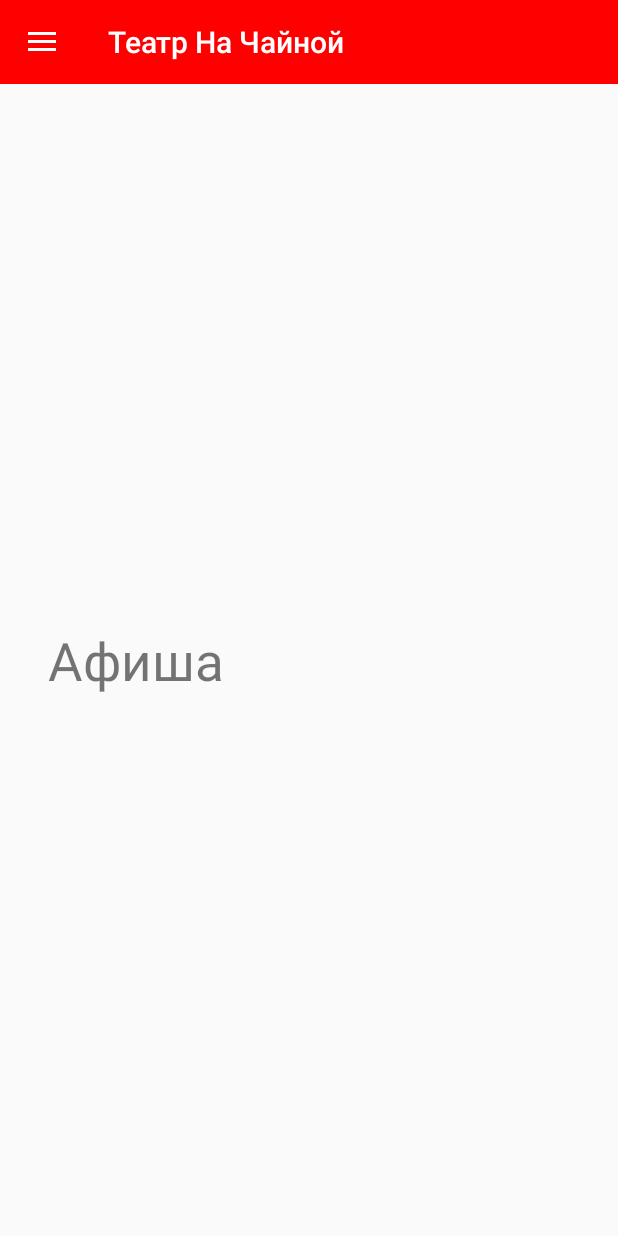
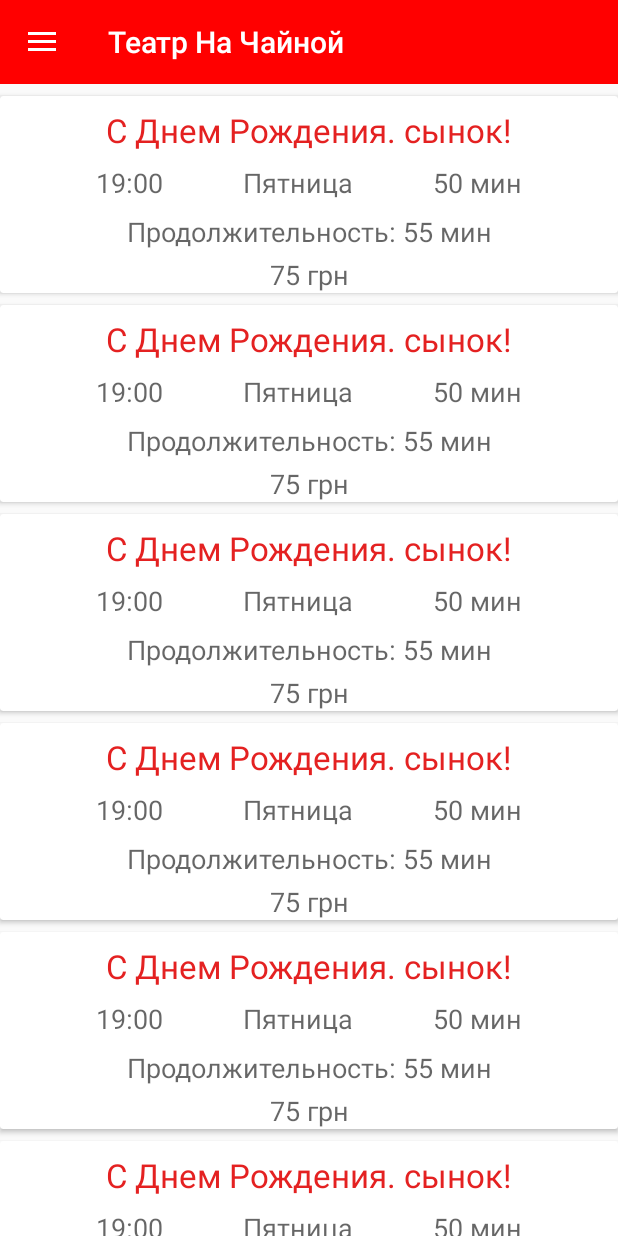
Before and after one commit to ArtemMinitskiy/TeatrNaChaynoy, an Android app: the screen it shows after launch (MainActivity), on a phone screen of 412 x 824 dp. Run offline under Robolectric (Android 15) with nearby library versions, the phone set to English and light mode, and no system bars; our stand-ins replace data binding.

Commit message:
Schedule View

```diff
--- a/app/build.gradle
+++ b/app/build.gradle
@@ -17,6 +17,9 @@ android {
             proguardFiles getDefaultProguardFile('proguard-android-optimize.txt'), 'proguard-rules.pro'
         }
     }
+    dataBinding{
+        enabled true
+    }
 }
 
 dependencies {
--- /dev/null
+++ b/app/src/main/java/com/example/teatrnachaynoy/Adapters/ScheduleRecyclerAdapter.java
@@ -0,0 +1,45 @@
+package com.example.teatrnachaynoy.Adapters;
+
+import android.view.LayoutInflater;
+import android.view.View;
+import android.view.ViewGroup;
+
+import androidx.annotation.NonNull;
+import androidx.databinding.DataBindingUtil;
+import androidx.recyclerview.widget.RecyclerView;
+
+import com.example.teatrnachaynoy.Schedule;
+import com.example.teatrnachaynoy.databinding.ScheduleItemBinding;
+
+public class ScheduleRecyclerAdapter extends RecyclerView.Adapter<ScheduleRecyclerAdapter.ViewHolder> {
+    @NonNull
+    @Override
+    public ViewHolder onCreateViewHolder(@NonNull ViewGroup parent, int viewType) {
+        LayoutInflater inflater = LayoutInflater.from(parent.getContext());
+        ScheduleItemBinding binding = ScheduleItemBinding.inflate(inflater, parent, false);
+        return new ViewHolder(binding.getRoot());
+    }
+
+    @Override
+    public void onBindViewHolder(@NonNull ViewHolder holder, int position) {
+
+        for (int i = 0; i < 10; i++) {
+            Schedule schedule = new Schedule("19:00", "50 мин", "75 грн", "Продолжительность: 55 мин", "С Днем Рождения. сынок!", "Пятница");
+            holder.binding.setSchedule(schedule);
+        }
+    }
+
+    @Override
+    public int getItemCount() {
+        return 9;
+    }
+
+    class ViewHolder extends RecyclerView.ViewHolder {
+        ScheduleItemBinding binding;
+
+        ViewHolder(@NonNull View itemView) {
+            super(itemView);
+            binding = DataBindingUtil.bind(itemView);
+        }
+    }
+}
--- a/app/src/main/java/com/example/teatrnachaynoy/Fragments/Schedule.java
+++ b/app/src/main/java/com/example/teatrnachaynoy/Fragments/AboutFragment.java
@@ -12,9 +12,9 @@ import androidx.fragment.app.Fragment;
 
 import com.example.teatrnachaynoy.R;
 
-public class Schedule extends Fragment {
+public class AboutFragment extends Fragment {
 
-    public Schedule() {
+    public AboutFragment() {
     }
 
     @SuppressLint("InflateParams")
@@ -22,7 +22,6 @@ public class Schedule extends Fragment {
     @Override
     public View onCreateView(@NonNull LayoutInflater inflater, ViewGroup container, Bundle savedInstanceState) {
 
-        return inflater.inflate(R.layout.schedule_fragment,null);
+        return inflater.inflate(R.layout.about_fragment, null);
     }
-
 }
--- a/app/src/main/java/com/example/teatrnachaynoy/Fragments/Troupe.java
+++ b/app/src/main/java/com/example/teatrnachaynoy/Fragments/ContactsFragment.java
@@ -12,9 +12,11 @@ import androidx.fragment.app.Fragment;
 
 import com.example.teatrnachaynoy.R;
 
-public class Troupe extends Fragment {
+public class ContactsFragment extends Fragment {
 
-    public Troupe() {
+    private View view;
+
+    public ContactsFragment() {
     }
 
     @SuppressLint("InflateParams")
@@ -22,6 +24,6 @@ public class Troupe extends Fragment {
     @Override
     public View onCreateView(@NonNull LayoutInflater inflater, ViewGroup container, Bundle savedInstanceState) {
 
-        return inflater.inflate(R.layout.troupe_fragment,null);
+        return inflater.inflate(R.layout.contacts_fragment,null);
     }
 }
--- a/app/src/main/java/com/example/teatrnachaynoy/Fragments/Contacts.java
+++ b/app/src/main/java/com/example/teatrnachaynoy/Fragments/NewsFragment.java
@@ -12,11 +12,9 @@ import androidx.fragment.app.Fragment;
 
 import com.example.teatrnachaynoy.R;
 
-public class Contacts extends Fragment {
+public class NewsFragment extends Fragment {
 
-    private View view;
-
-    public Contacts() {
+    public NewsFragment() {
     }
 
     @SuppressLint("InflateParams")
@@ -24,6 +22,6 @@ public class Contacts extends Fragment {
     @Override
     public View onCreateView(@NonNull LayoutInflater inflater, ViewGroup container, Bundle savedInstanceState) {
 
-        return inflater.inflate(R.layout.contacts_fragment,null);
+        return inflater.inflate(R.layout.news_fragment, null);
     }
 }
--- a/app/src/main/java/com/example/teatrnachaynoy/Fragments/Repertoire.java
+++ /dev/null
@@ -1,27 +0,0 @@
-package com.example.teatrnachaynoy.Fragments;
-
-import android.annotation.SuppressLint;
-import android.os.Bundle;
-import android.view.LayoutInflater;
-import android.view.View;
-import android.view.ViewGroup;
-
-import androidx.annotation.NonNull;
-import androidx.annotation.Nullable;
-import androidx.fragment.app.Fragment;
-
-import com.example.teatrnachaynoy.R;
-
-public class Repertoire extends Fragment {
-
-    public Repertoire() {
-    }
-
-    @SuppressLint("InflateParams")
-    @Nullable
-    @Override
-    public View onCreateView(@NonNull LayoutInflater inflater, ViewGroup container, Bundle savedInstanceState) {
-
-        return inflater.inflate(R.layout.repertoire_fragment,null);
-    }
-}
--- a/app/src/main/java/com/example/teatrnachaynoy/Fragments/News.java
+++ b/app/src/main/java/com/example/teatrnachaynoy/Fragments/RepertoireFragment.java
@@ -12,9 +12,9 @@ import androidx.fragment.app.Fragment;
 
 import com.example.teatrnachaynoy.R;
 
-public class News extends Fragment {
+public class RepertoireFragment extends Fragment {
 
-    public News() {
+    public RepertoireFragment() {
     }
 
     @SuppressLint("InflateParams")
@@ -22,6 +22,6 @@ public class News extends Fragment {
     @Override
     public View onCreateView(@NonNull LayoutInflater inflater, ViewGroup container, Bundle savedInstanceState) {
 
-        return inflater.inflate(R.layout.news_fragment, null);
+        return inflater.inflate(R.layout.repertoire_fragment,null);
     }
 }
--- /dev/null
+++ b/app/src/main/java/com/example/teatrnachaynoy/Fragments/ScheduleFragment.java
@@ -0,0 +1,47 @@
+package com.example.teatrnachaynoy.Fragments;
+
+import android.annotation.SuppressLint;
+import android.os.Bundle;
+import android.view.LayoutInflater;
+import android.view.View;
+import android.view.ViewGroup;
+
+import androidx.annotation.NonNull;
+import androidx.annotation.Nullable;
+import androidx.fragment.app.Fragment;
+import androidx.recyclerview.widget.LinearLayoutManager;
+import androidx.recyclerview.widget.RecyclerView;
+
+import com.example.teatrnachaynoy.Adapters.ScheduleRecyclerAdapter;
+import com.example.teatrnachaynoy.R;
+
+public class ScheduleFragment extends Fragment {
+
+    public ScheduleFragment() {
+    }
+
+    @SuppressLint("InflateParams")
+    @Nullable
+    @Override
+    public View onCreateView(@NonNull LayoutInflater inflater, ViewGroup container, Bundle savedInstanceState) {
+        View view = inflater.inflate(R.layout.schedule_fragment,null);
+        setView(view);
+
+        return view;
+    }
+
+    private void setView(View view) {
+        RecyclerView recyclerView = view.findViewById(R.id.scheduleRecycler);
+        RecyclerView.Adapter adapter;
+
+        LinearLayoutManager layoutManager = new LinearLayoutManager(getContext());
+        layoutManager.setReverseLayout(true);
+        layoutManager.setStackFromEnd(true);
+        recyclerView.setHasFixedSize(true);
+        recyclerView.setLayoutManager(layoutManager);
+
+        adapter = new ScheduleRecyclerAdapter();
+        recyclerView.setAdapter(adapter);
+    }
+
+}
--- a/app/src/main/java/com/example/teatrnachaynoy/Fragments/About.java
+++ b/app/src/main/java/com/example/teatrnachaynoy/Fragments/TroupeFragment.java
@@ -12,9 +12,9 @@ import androidx.fragment.app.Fragment;
 
 import com.example.teatrnachaynoy.R;
 
-public class About extends Fragment {
+public class TroupeFragment extends Fragment {
 
-    public About() {
+    public TroupeFragment() {
     }
 
     @SuppressLint("InflateParams")
@@ -22,6 +22,6 @@ public class About extends Fragment {
     @Override
     public View onCreateView(@NonNull LayoutInflater inflater, ViewGroup container, Bundle savedInstanceState) {
 
-        return inflater.inflate(R.layout.about_fragment, null);
+        return inflater.inflate(R.layout.troupe_fragment,null);
     }
 }
--- a/app/src/main/java/com/example/teatrnachaynoy/MainActivity.java
+++ b/app/src/main/java/com/example/teatrnachaynoy/MainActivity.java
@@ -14,12 +14,12 @@ import androidx.drawerlayout.widget.DrawerLayout;
 import androidx.fragment.app.FragmentManager;
 import androidx.fragment.app.FragmentTransaction;
 
-import com.example.teatrnachaynoy.Fragments.About;
-import com.example.teatrnachaynoy.Fragments.Contacts;
-import com.example.teatrnachaynoy.Fragments.News;
-import com.example.teatrnachaynoy.Fragments.Repertoire;
-import com.example.teatrnachaynoy.Fragments.Schedule;
-import com.example.teatrnachaynoy.Fragments.Troupe;
+import com.example.teatrnachaynoy.Fragments.AboutFragment;
+import com.example.teatrnachaynoy.Fragments.ContactsFragment;
+import com.example.teatrnachaynoy.Fragments.NewsFragment;
+import com.example.teatrnachaynoy.Fragments.RepertoireFragment;
+import com.example.teatrnachaynoy.Fragments.ScheduleFragment;
+import com.example.teatrnachaynoy.Fragments.TroupeFragment;
 import com.google.android.material.navigation.NavigationView;
 
 public class MainActivity extends AppCompatActivity implements NavigationView.OnNavigationItemSelectedListener {
@@ -42,7 +42,7 @@ public class MainActivity extends AppCompatActivity implements NavigationView.On
     }
 
     private void setView() {
-        fragmentTransaction.replace(R.id.containerView, new Schedule()).commit();
+        fragmentTransaction.replace(R.id.containerView, new ScheduleFragment()).commit();
 
         Toolbar toolbar = findViewById(R.id.toolbar);
         setSupportActionBar(toolbar);
@@ -76,22 +76,22 @@ public class MainActivity extends AppCompatActivity implements NavigationView.On
         fragmentTransaction = fragmentManager.beginTransaction();
         switch (item.getItemId()) {
             case R.id.schedule:
-                fragmentTransaction.replace(R.id.containerView, new Schedule()).addToBackStack(null).commit();
+                fragmentTransaction.replace(R.id.containerView, new ScheduleFragment()).addToBackStack(null).commit();
                 break;
             case R.id.repertoire:
-                fragmentTransaction.replace(R.id.containerView, new Repertoire()).addToBackStack(null).commit();
+                fragmentTransaction.replace(R.id.containerView, new RepertoireFragment()).addToBackStack(null).commit();
                 break;
             case R.id.troupe:
-                fragmentTransaction.replace(R.id.containerView, new Troupe()).addToBackStack(null).commit();
+                fragmentTransaction.replace(R.id.containerView, new TroupeFragment()).addToBackStack(null).commit();
                 break;
             case R.id.news:
-                fragmentTransaction.replace(R.id.containerView, new News()).addToBackStack(null).commit();
+                fragmentTransaction.replace(R.id.containerView, new NewsFragment()).addToBackStack(null).commit();
                 break;
             case R.id.сontacts:
-                fragmentTransaction.replace(R.id.containerView, new Contacts()).addToBackStack(null).commit();
+                fragmentTransaction.replace(R.id.containerView, new ContactsFragment()).addToBackStack(null).commit();
                 break;
             case R.id.about_the_theater:
-                fragmentTransaction.replace(R.id.containerView, new About()).addToBackStack(null).commit();
+                fragmentTransaction.replace(R.id.containerView, new AboutFragment()).addToBackStack(null).commit();
                 break;
 
         }
--- /dev/null
+++ b/app/src/main/java/com/example/teatrnachaynoy/Schedule.java
@@ -0,0 +1,67 @@
+package com.example.teatrnachaynoy;
+
+public class Schedule {
+    private String date;
+    private String time;
+    private String cost;
+    private String time_lenght;
+    private String title;
+    private String day;
+
+    public Schedule(String date, String time, String cost, String time_lenght, String title, String day) {
+        this.date = date;
+        this.time = time;
+        this.cost = cost;
+        this.time_lenght = time_lenght;
+        this.title = title;
+        this.day = day;
+    }
+
+    public String getDate() {
+        return date;
+    }
+
+    public void setDate(String date) {
+        this.date = date;
+    }
+
+    public String getTime() {
+        return time;
+    }
+
+    public void setTime(String time) {
+        this.time = time;
+    }
+
+    public String getCost() {
+        return cost;
+    }
+
+    public void setCost(String cost) {
+        this.cost = cost;
+    }
+
+    public String getTime_lenght() {
+        return time_lenght;
+    }
+
+    public void setTime_lenght(String time_lenght) {
+        this.time_lenght = time_lenght;
+    }
+
+    public String getTitle() {
+        return title;
+    }
+
+    public void setTitle(String title) {
+        this.title = title;
+    }
+
+    public String getDay() {
+        return day;
+    }
+
+    public void setDay(String day) {
+        this.day = day;
+    }
+}
--- a/app/src/main/res/layout/schedule_fragment.xml
+++ b/app/src/main/res/layout/schedule_fragment.xml
@@ -8,18 +8,15 @@
     android:layout_height="match_parent"
     tools:context="com.example.teatrnachaynoy.MainActivity">
 
-    <TextView
+    <androidx.recyclerview.widget.RecyclerView
+        android:id="@+id/scheduleRecycler"
         android:layout_width="match_parent"
-        android:layout_height="wrap_content"
-        android:layout_marginStart="32dp"
-        android:layout_marginTop="32dp"
-        android:layout_marginEnd="32dp"
-        android:layout_marginBottom="32dp"
-        android:text="@string/schedule"
-        android:textSize="35sp"
+        android:layout_height="match_parent"
         app:layout_constraintBottom_toBottomOf="parent"
         app:layout_constraintEnd_toEndOf="parent"
         app:layout_constraintStart_toStartOf="parent"
-        app:layout_constraintTop_toTopOf="parent" />
+        app:layout_constraintTop_toTopOf="parent">
+
+    </androidx.recyclerview.widget.RecyclerView>
 
 </androidx.constraintlayout.widget.ConstraintLayout>
--- /dev/null
+++ b/app/src/main/res/layout/schedule_item.xml
@@ -0,0 +1,106 @@
+<?xml version="1.0" encoding="utf-8"?>
+<layout
+    xmlns:android="http://schemas.android.com/apk/res/android"
+    xmlns:app="http://schemas.android.com/apk/res-auto">
+
+    <data>
+        <variable name="schedule" type="com.example.teatrnachaynoy.Schedule" />
+    </data>
+
+    <androidx.cardview.widget.CardView
+        android:layout_width="match_parent"
+        android:layout_height="wrap_content"
+        android:layout_marginTop="8dp"
+        app:layout_constraintBottom_toBottomOf="parent"
+        app:layout_constraintEnd_toEndOf="parent"
+        app:layout_constraintStart_toStartOf="parent"
+        app:layout_constraintTop_toTopOf="parent"
+        android:elevation="4dp">
+
+        <androidx.constraintlayout.widget.ConstraintLayout
+            android:layout_width="match_parent"
+            android:layout_height="wrap_content">
+
+            <TextView
+                android:id="@+id/dateTxt"
+                android:layout_width="wrap_content"
+                android:layout_height="wrap_content"
+                android:layout_marginStart="64dp"
+                android:layout_marginTop="8dp"
+                android:text='@{schedule.date}'
+                android:textAppearance="?android:textAppearanceMedium"
+                app:layout_constraintStart_toStartOf="parent"
+                app:layout_constraintTop_toBottomOf="@+id/titleTxt" />
+
+            <TextView
+                android:id="@+id/dayTxt"
+                android:layout_width="wrap_content"
+                android:layout_height="wrap_content"
+                android:layout_below="@id/dateTxt"
+                android:layout_marginStart="32dp"
+                android:layout_marginTop="8dp"
+                android:layout_marginEnd="32dp"
+                android:text='@{schedule.day}'
+                android:textAppearance="?android:textAppearanceMedium"
+                app:layout_constraintEnd_toStartOf="@+id/timeTxt"
+                app:layout_constraintStart_toEndOf="@+id/dateTxt"
+                app:layout_constraintTop_toBottomOf="@+id/titleTxt" />
+
+            <TextView
+                android:id="@+id/titleTxt"
+                android:layout_width="0dp"
+                android:layout_height="wrap_content"
+                android:layout_marginStart="8dp"
+                android:layout_marginTop="8dp"
+                android:layout_marginEnd="8dp"
+                android:text='@{schedule.title}'
+                android:gravity="center"
+                android:textAppearance="?android:textAppearanceLarge"
+                android:textColor="@color/titleColor"
+                app:layout_constraintEnd_toEndOf="parent"
+                app:layout_constraintStart_toStartOf="parent"
+                app:layout_constraintTop_toTopOf="parent" />
+
+            <TextView
+                android:id="@+id/timeLenghtTxt"
+                android:layout_width="wrap_content"
+                android:layout_height="wrap_content"
+                android:layout_marginStart="8dp"
+                android:layout_marginTop="8dp"
+                android:layout_marginEnd="8dp"
+                android:text='@{schedule.time_lenght}'
+                android:textAppearance="?android:textAppearanceMedium"
+                app:layout_constraintEnd_toEndOf="parent"
+                app:layout_constraintStart_toStartOf="parent"
+                app:layout_constraintTop_toBottomOf="@+id/dayTxt" />
+
+            <TextView
+                android:id="@+id/timeTxt"
+                android:layout_width="wrap_content"
+                android:layout_height="wrap_content"
+                android:layout_marginTop="8dp"
+                android:layout_marginEnd="64dp"
+                android:text='@{schedule.time}'
+                android:textAppearance="?android:textAppearanceMedium"
+                app:layout_constraintEnd_toEndOf="parent"
+                app:layout_constraintTop_toBottomOf="@+id/titleTxt" />
+
+            <TextView
+                android:id="@+id/costTxt"
+                android:layout_width="wrap_content"
+                android:layout_height="wrap_content"
+                android:layout_marginStart="32dp"
+                android:layout_marginTop="4dp"
+                android:layout_marginEnd="32dp"
+                android:text='@{schedule.cost}'
+                android:textAppearance="?android:textAppearanceMedium"
+                app:layout_constraintEnd_toEndOf="parent"
+                app:layout_constraintStart_toStartOf="parent"
+                app:layout_constraintTop_toBottomOf="@+id/timeLenghtTxt" />
+
+        </androidx.constraintlayout.widget.ConstraintLayout>
+
+
+    </androidx.cardview.widget.CardView>
+
+</layout>
--- a/app/src/main/res/values/colors.xml
+++ b/app/src/main/res/values/colors.xml
@@ -4,4 +4,5 @@
     <color name="colorPrimaryDark">#FF0000</color>
     <color name="colorAccent">#A20000</color>
     <color name="colorWhite">#ffffff</color>
+    <color name="titleColor">#E42121</color>
 </resources>
--- a/app/src/main/res/values/strings.xml
+++ b/app/src/main/res/values/strings.xml
@@ -13,4 +13,13 @@
     <string name="сontacts">Контакты</string>
     <string name="about_the_theater">О театре</string>
     <string name="news">Новости</string>
+
+    <string name="date">Дата спектакля</string>
+    <string name="day">День спектакля</string>
+    <string name="title">Название спектакля</string>
+    <string name="timeLenght">Время спектакля</string>
+    <string name="time">Время начала</string>
+    <string name="cost">Стоимость</string>
+
+
 </resources>
--- a/build.gradle
+++ b/build.gradle
@@ -8,6 +8,7 @@ buildscript {
     }
     dependencies {
         classpath 'com.android.tools.build:gradle:3.4.2'
+        classpath "com.android.databinding:dataBinder:1.0-rc1"
 
         // NOTE: Do not place your application dependencies here; they belong
         // in the individual module build.gradle files
```
